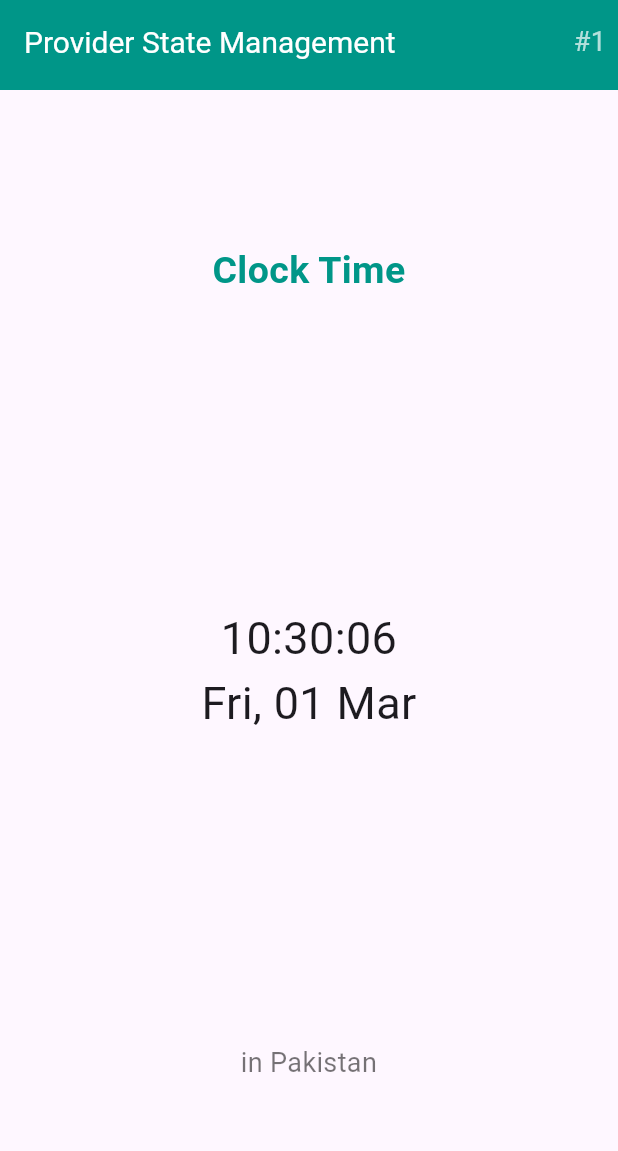
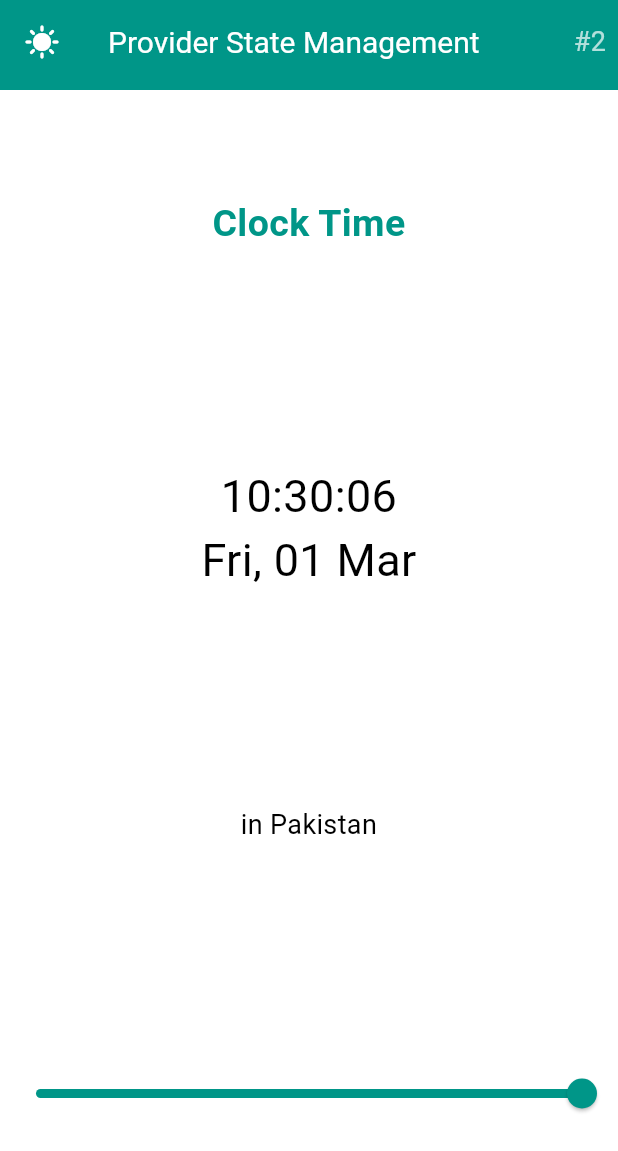
Before and after one commit to ZapeeoSheikh/provider_state_management, a Flutter app: the screen it shows after launch, on a phone screen of 412 x 824 dp. Shown: the top 1151 px of the screen. Run offline on Flutter 3.47's test engine with Material 3 defaults, Android fonts, the phone set to English and light mode, and no system bars.

Commit message:
lec2 commit

```diff
--- a/lib/helper/widget/appbar_widget.dart
+++ b/lib/helper/widget/appbar_widget.dart
@@ -1,26 +1,32 @@
 import 'package:flutter/material.dart';
 
 class AppBarWidget extends StatelessWidget implements PreferredSizeWidget {
-  const AppBarWidget({super.key});
+  const AppBarWidget({super.key, required this.opacityValue});
+
+  final double opacityValue;
+
   Size get preferredSize => const Size.fromHeight(60);
 
   @override
   Widget build(BuildContext context) {
     return AppBar(
-      backgroundColor: Colors.teal,
+      backgroundColor: opacityValue > 0.5
+          ? Colors.teal.withOpacity(opacityValue)
+          : Colors.pinkAccent.withOpacity(1 - opacityValue),
+      leading: opacityValue > 0.5
+          ? const Icon(Icons.sunny, color: Colors.white,)
+          : const Icon(Icons.nightlight_round, color: Colors.white,),
       title: const Text(
         "Provider State Management",
-        style: TextStyle(
-            fontSize: 20,
-            color: Colors.white
-        ),
+        style: TextStyle(fontSize: 20, color: Colors.white),
       ),
       actions: const [
         Padding(
           padding: EdgeInsets.symmetric(horizontal: 8.0),
-          child: Text("#1", style: TextStyle(
-            color: Colors.white70, fontSize: 18
-          ),),
+          child: Text(
+            "#2",
+            style: TextStyle(color: Colors.white70, fontSize: 18),
+          ),
         )
       ],
     );
--- a/lib/provider/counter_provider.dart
+++ b/lib/provider/counter_provider.dart
@@ -1,18 +1,24 @@
 import 'package:flutter/foundation.dart';
 import 'package:intl/intl.dart';
 
-class ClockProvider with ChangeNotifier{
+class ClockProvider with ChangeNotifier {
   String _timeNow = "";
   String _dateNow = "";
   String get timeNow => _timeNow;
   String get dateNow => _dateNow;
+  double _brightness = 1.0;
+  double get brightness => _brightness;
 
-  clock(){
+  clock() {
     _timeNow = DateFormat('kk:mm:ss').format(DateTime.now());
     _dateNow = DateFormat('EEE, dd MMM').format(DateTime.now());
     print(_timeNow);
     notifyListeners();
   }
 
+  changeBrightness(double val){
+    _brightness = val;
+    notifyListeners();
+  }
 
 }
--- a/lib/view/practice 01/counter_screen.dart
+++ b/lib/view/practice 01/counter_screen.dart
@@ -12,6 +12,7 @@ class CounterScreen extends StatefulWidget {
 }
 
 class _CounterScreenState extends State<CounterScreen> {
+
   @override
   void initState() {
     // TODO: implement initState
@@ -22,34 +23,54 @@ class _CounterScreenState extends State<CounterScreen> {
   }
 
   Widget build(BuildContext context) {
+    return Consumer<ClockProvider>(builder: (context, value, child) {
       return Scaffold(
-      appBar: AppBarWidget(),
+        backgroundColor: Colors.white.withOpacity(value.brightness),
+        appBar: AppBarWidget(
+          opacityValue: value.brightness,
+        ),
         body: Center(
           child: Column(
             mainAxisAlignment: MainAxisAlignment.spaceAround,
             children: [
-            const Text(
+              Text(
                 "Clock Time",
-              style: TextStyle(fontSize: 25, color: Colors.teal, fontWeight: FontWeight.bold),
+                style: TextStyle(
+                    fontSize: 25,
+                    color: value.brightness > 0.5
+                        ? Colors.teal.withOpacity(value.brightness)
+                        : Colors.pinkAccent.withOpacity(1 - value.brightness),
+                    fontWeight: FontWeight.bold),
                 textAlign: TextAlign.center,
               ),
-            Consumer<ClockProvider>(builder: (context, value, child) {
-              return Text(
+              Text(
                 "${value.timeNow}\n${value.dateNow}",
-                style: const TextStyle(
+                style: TextStyle(
                     fontSize: 30,
-                ),
-                textAlign: TextAlign.center,
-              );
-            }),
-            const Text(
-              "in Pakistan",
-              style: TextStyle(fontSize: 18, color: Colors.black54),
+                    color: value.brightness > 0.5
+                        ? Colors.black87.withOpacity(value.brightness)
+                        : Colors.white.withOpacity(1 - value.brightness)),
                 textAlign: TextAlign.center,
               ),
+              Text(
+                "in Pakistan",
+                style: TextStyle(
+                    fontSize: 18,
+                    color: value.brightness > 0.5
+                        ? Colors.black87.withOpacity(value.brightness)
+                        : Colors.white.withOpacity(1 - value.brightness)),
+                textAlign: TextAlign.center,
+              ),
+              Slider(
+                  activeColor: Colors.teal,
+                  value: value.brightness,
+                  onChanged: (val) {
+                    value.changeBrightness(val);
+                  }),
             ],
           ),
         ),
       );
+    });
   }
 }
```
Lines whose indentation alone changed are shown as unchanged.
